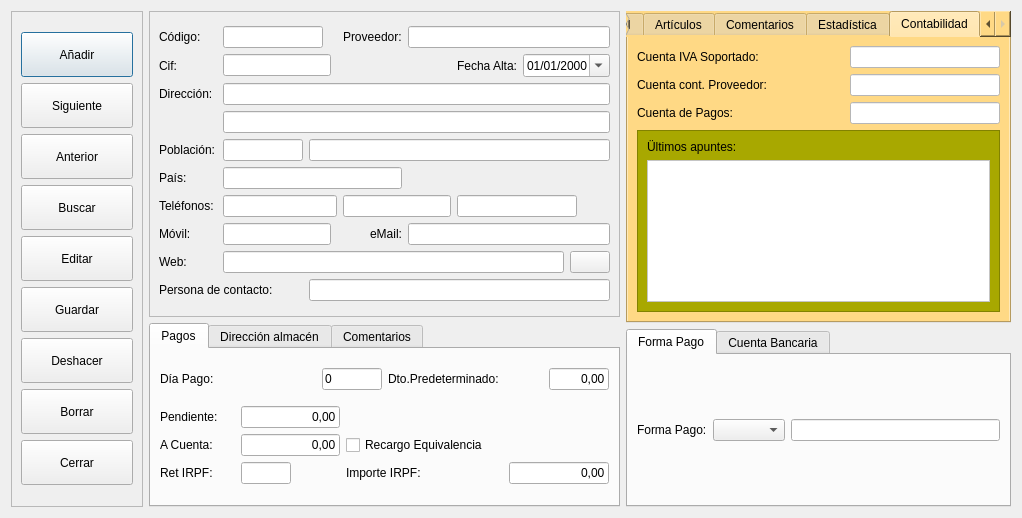
Above: frmproveedores.ui from arcnexus/RedFoX before the change. Below: the same form after it.
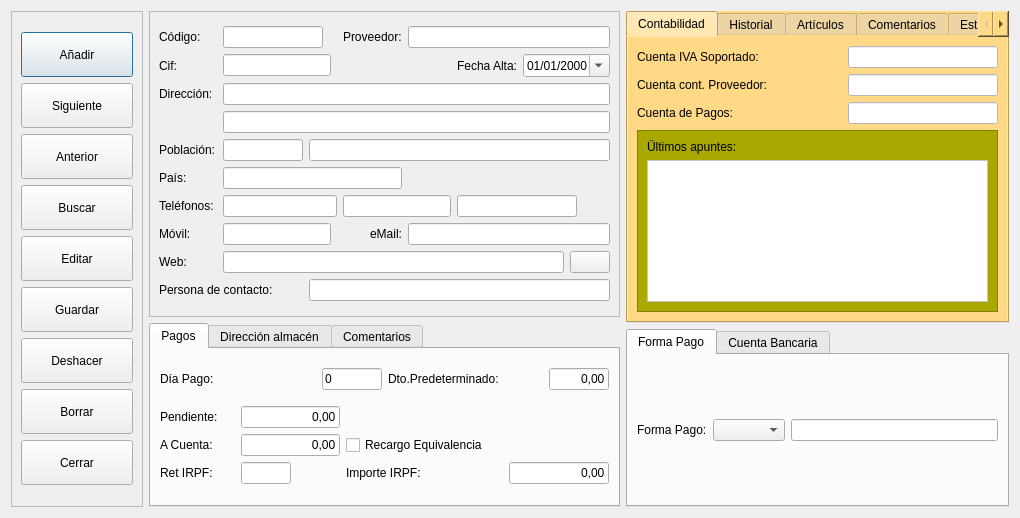
That is the form after the change. The open tabs and pages were chosen to show the change. Icons and pictures are not drawn.

Diff of the .ui file:
```diff
--- a/frmproveedores.ui
+++ b/frmproveedores.ui
@@ -6,7 +6,7 @@
    <rect>
     <x>0</x>
     <y>0</y>
-    <width>1022</width>
+    <width>1020</width>
     <height>493</height>
    </rect>
   </property>
@@ -257,6 +257,106 @@
      <property name="currentIndex">
       <number>3</number>
      </property>
+     <widget class="QWidget" name="tab_13">
+      <attribute name="title">
+       <string>Contabilidad</string>
+      </attribute>
+      <layout class="QGridLayout" name="gridLayout_21">
+       <item row="0" column="0">
+        <layout class="QGridLayout" name="gridLayout_14">
+         <item row="0" column="0">
+          <widget class="QLabel" name="label_32">
+           <property name="text">
+            <string>Cuenta IVA Soportado:</string>
+           </property>
+          </widget>
+         </item>
+         <item row="0" column="1">
+          <widget class="QLineEdit" name="lineEdit_37">
+           <property name="maximumSize">
+            <size>
+             <width>150</width>
+             <height>16777215</height>
+            </size>
+           </property>
+           <property name="styleSheet">
+            <string notr="true">background-color: rgb(255, 255, 255);</string>
+           </property>
+          </widget>
+         </item>
+         <item row="1" column="0">
+          <widget class="QLabel" name="label_33">
+           <property name="text">
+            <string>Cuenta cont. Proveedor:</string>
+           </property>
+          </widget>
+         </item>
+         <item row="1" column="1">
+          <widget class="QLineEdit" name="lineEdit_38">
+           <property name="maximumSize">
+            <size>
+             <width>150</width>
+             <height>16777215</height>
+            </size>
+           </property>
+           <property name="styleSheet">
+            <string notr="true">background-color: rgb(255, 255, 255);</string>
+           </property>
+          </widget>
+         </item>
+         <item row="2" column="0">
+          <widget class="QLabel" name="label_34">
+           <property name="text">
+            <string>Cuenta de Pagos:</string>
+           </property>
+          </widget>
+         </item>
+         <item row="2" column="1">
+          <widget class="QLineEdit" name="lineEdit_39">
+           <property name="maximumSize">
+            <size>
+             <width>150</width>
+             <height>16777215</height>
+            </size>
+           </property>
+           <property name="styleSheet">
+            <string notr="true">background-color: rgb(255, 255, 255);</string>
+           </property>
+          </widget>
+         </item>
+        </layout>
+       </item>
+       <item row="1" column="0">
+        <widget class="QFrame" name="frame">
+         <property name="styleSheet">
+          <string notr="true">background-color: rgb(168, 168, 0);</string>
+         </property>
+         <property name="frameShape">
+          <enum>QFrame::StyledPanel</enum>
+         </property>
+         <property name="frameShadow">
+          <enum>QFrame::Raised</enum>
+         </property>
+         <layout class="QGridLayout" name="gridLayout_7">
+          <item row="0" column="0">
+           <widget class="QLabel" name="label_35">
+            <property name="text">
+             <string>Ültimos apuntes:</string>
+            </property>
+           </widget>
+          </item>
+          <item row="1" column="0">
+           <widget class="QTextEdit" name="textEdit_4">
+            <property name="styleSheet">
+             <string notr="true">background-color: rgb(255, 255, 255);</string>
+            </property>
+           </widget>
+          </item>
+         </layout>
+        </widget>
+       </item>
+      </layout>
+     </widget>
      <widget class="QWidget" name="tab_6">
       <attribute name="title">
        <string>Historial</string>
@@ -422,106 +522,6 @@
        </item>
       </layout>
      </widget>
-     <widget class="QWidget" name="tab_13">
-      <attribute name="title">
-       <string>Contabilidad</string>
-      </attribute>
-      <layout class="QGridLayout" name="gridLayout_21">
-       <item row="0" column="0">
-        <layout class="QGridLayout" name="gridLayout_14">
-         <item row="0" column="0">
-          <widget class="QLabel" name="label_32">
-           <property name="text">
-            <string>Cuenta IVA Soportado:</string>
-           </property>
-          </widget>
-         </item>
-         <item row="0" column="1">
-          <widget class="QLineEdit" name="lineEdit_37">
-           <property name="maximumSize">
-            <size>
-             <width>150</width>
-             <height>16777215</height>
-            </size>
-           </property>
-           <property name="styleSheet">
-            <string notr="true">background-color: rgb(255, 255, 255);</string>
-           </property>
-          </widget>
-         </item>
-         <item row="1" column="0">
-          <widget class="QLabel" name="label_33">
-           <property name="text">
-            <string>Cuenta cont. Proveedor:</string>
-           </property>
-          </widget>
-         </item>
-         <item row="1" column="1">
-          <widget class="QLineEdit" name="lineEdit_38">
-           <property name="maximumSize">
-            <size>
-             <width>150</width>
-             <height>16777215</height>
-            </size>
-           </property>
-           <property name="styleSheet">
-            <string notr="true">background-color: rgb(255, 255, 255);</string>
-           </property>
-          </widget>
-         </item>
-         <item row="2" column="0">
-          <widget class="QLabel" name="label_34">
-           <property name="text">
-            <string>Cuenta de Pagos:</string>
-           </property>
-          </widget>
-         </item>
-         <item row="2" column="1">
-          <widget class="QLineEdit" name="lineEdit_39">
-           <property name="maximumSize">
-            <size>
-             <width>150</width>
-             <height>16777215</height>
-            </size>
-           </property>
-           <property name="styleSheet">
-            <string notr="true">background-color: rgb(255, 255, 255);</string>
-           </property>
-          </widget>
-         </item>
-        </layout>
-       </item>
-       <item row="1" column="0">
-        <widget class="QFrame" name="frame">
-         <property name="styleSheet">
-          <string notr="true">background-color: rgb(168, 168, 0);</string>
-         </property>
-         <property name="frameShape">
-          <enum>QFrame::StyledPanel</enum>
-         </property>
-         <property name="frameShadow">
-          <enum>QFrame::Raised</enum>
-         </property>
-         <layout class="QGridLayout" name="gridLayout_7">
-          <item row="0" column="0">
-           <widget class="QLabel" name="label_35">
-            <property name="text">
-             <string>Ültimos apuntes:</string>
-            </property>
-           </widget>
-          </item>
-          <item row="1" column="0">
-           <widget class="QTextEdit" name="textEdit_4">
-            <property name="styleSheet">
-             <string notr="true">background-color: rgb(255, 255, 255);</string>
-            </property>
-           </widget>
-          </item>
-         </layout>
-        </widget>
-       </item>
-      </layout>
-     </widget>
     </widget>
    </item>
    <item row="1" column="1" rowspan="2">
```
Left out of the diff: 2 changed lines with no effect on the pictures.
